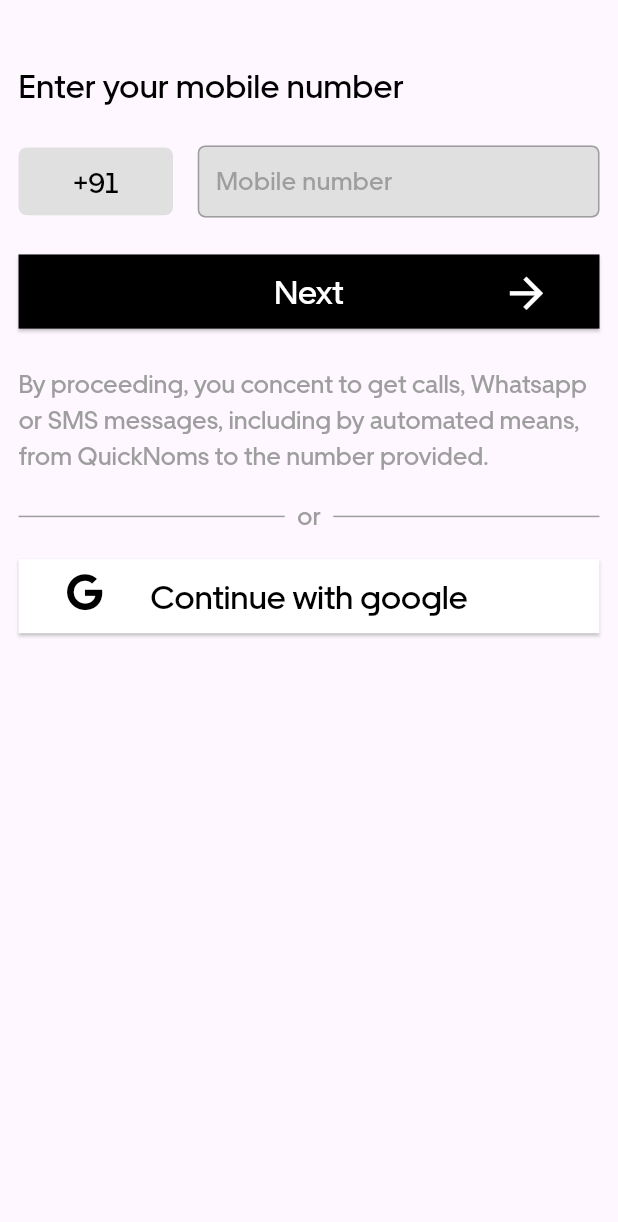
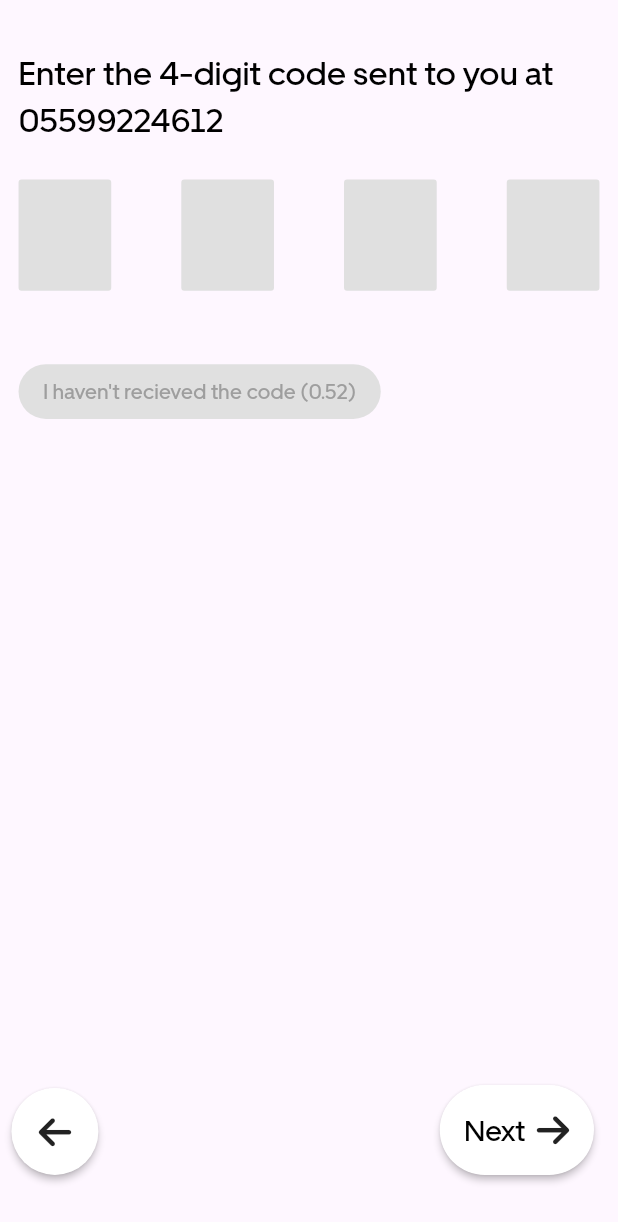
Before and after one commit to DaylenMcCarron/QuickNoms, a Flutter app: the screen it shows after launch, on a phone screen of 412 x 824 dp. Shown: the top 1222 px of the screen. Run offline on Flutter 3.47's test engine with Material 3 defaults, Android fonts, the phone set to English and light mode, and no system bars; drawn by our look-alikes of pin_code_fields; our stand-ins replace country_picker, font_awesome_flutter, sizer.

Commit message:
add: OTP Screen

```diff
--- a/lib/main.dart
+++ b/lib/main.dart
@@ -1,5 +1,6 @@
 import 'package:flutter/material.dart';
 import 'package:quicknoms/view/authScreens/mobileLoginScreen.dart';
+import 'package:quicknoms/view/authScreens/otpScreen.dart';
 import 'package:sizer/sizer.dart';
 
 void main() {
@@ -17,7 +18,7 @@
           debugShowCheckedModeBanner: false,
           title: 'Flutter Demo',
           theme: ThemeData(),
-          home: MobileLoginScreen());
+          home: OTPScreen());
     });
   }
 }
--- a/lib/view/authScreens/mobileLoginScreen.dart
+++ b/lib/view/authScreens/mobileLoginScreen.dart
@@ -53,11 +53,13 @@
                   },
                   child: Container(
                     height: 5.5.h,
-                    width: 25.w,
+                    width: 20.w,
                     alignment: Alignment.center,
                     decoration: BoxDecoration(
-                        borderRadius: BorderRadius.circular(4.sp),
-                        color: greyShade3),
+                      borderRadius: BorderRadius.circular(4.sp),
+                      //color: greyShade3,
+                      border: Border.all(color: grey),
+                    ),
                     child: Text(
                       selectedCountry,
                       style: AppTextStyles.body14,
@@ -65,7 +67,7 @@
                   ),
                 ),
                 SizedBox(
-                  width: 65.w,
+                  width: 72.w,
                   child: TextField(
                     controller: mobileController,
                     cursorColor: black,
@@ -76,8 +78,8 @@
                             EdgeInsets.symmetric(vertical: 0, horizontal: 2.w),
                         hintText: 'Mobile number',
                         hintStyle: AppTextStyles.textFieldHintTextStyle,
-                        filled: true,
-                        fillColor: greyShade3,
+                        // filled: true,
+                        // fillColor: greyShade3,
                         border: OutlineInputBorder(
                           borderRadius: BorderRadius.circular(5),
                           borderSide: BorderSide(color: grey),
--- /dev/null
+++ b/lib/view/authScreens/otpScreen.dart
@@ -0,0 +1,157 @@
+import 'dart:async';
+
+import 'package:flutter/cupertino.dart';
+import 'package:flutter/material.dart';
+import 'package:flutter/widgets.dart';
+import 'package:font_awesome_flutter/font_awesome_flutter.dart';
+import 'package:pin_code_fields/pin_code_fields.dart';
+import 'package:quicknoms/utils/colors.dart';
+import 'package:quicknoms/utils/textStyles.dart';
+import 'package:sizer/sizer.dart';
+
+class OTPScreen extends StatefulWidget {
+  const OTPScreen({super.key});
+
+  @override
+  State<OTPScreen> createState() => _OTPScreenState();
+}
+
+class _OTPScreenState extends State<OTPScreen> {
+  TextEditingController otpController = TextEditingController();
+  StreamController<ErrorAnimationType> errorController =
+      StreamController<ErrorAnimationType>();
+  int resendOTPCounter = 60;
+
+  decreaseOTPCounter() async {
+    if (resendOTPCounter > 0) {
+      setState(() {
+        resendOTPCounter -= 1;
+      });
+      await Future.delayed(const Duration(seconds: 1), () {
+        decreaseOTPCounter();
+      });
+    }
+  }
+
+  @override
+  void initState() {
+    super.initState();
+    WidgetsBinding.instance.addPostFrameCallback(
+      (_) {
+        decreaseOTPCounter();
+      },
+    );
+  }
+
+  @override
+  Widget build(BuildContext context) {
+    return Scaffold(
+      floatingActionButton: Stack(
+        children: [
+          Positioned(
+            left: 5.w,
+            bottom: 3.h,
+            child: ElevatedButton(
+                onPressed: () {},
+                style: ElevatedButton.styleFrom(
+                    shape: CircleBorder(),
+                    padding: EdgeInsets.all(2.h),
+                    backgroundColor: white,
+                    elevation: 2),
+                child: FaIcon(
+                  FontAwesomeIcons.arrowLeft,
+                  size: 3.h,
+                  color: Colors.black87,
+                )),
+          ),
+          Positioned(
+              right: 0.w,
+              bottom: 3.h,
+              child: ElevatedButton(
+                onPressed: () {},
+                style: ElevatedButton.styleFrom(
+                    padding: EdgeInsets.all(2.h),
+                    backgroundColor: white,
+                    elevation: 2),
+                child: Row(children: [
+                  Text(
+                    'Next  ',
+                    style: AppTextStyles.body14,
+                  ),
+                  FaIcon(
+                    FontAwesomeIcons.arrowRight,
+                    size: 3.h,
+                    color: Colors.black87,
+                  ),
+                ]),
+              )),
+        ],
+      ),
+      body: ListView(
+        padding: EdgeInsets.symmetric(horizontal: 3.w, vertical: 2.h),
+        children: [
+          SizedBox(
+            height: 2.h,
+          ),
+          Text(
+            'Enter the 4-digit code sent to you at 05599224612',
+            style: AppTextStyles.body16,
+          ),
+          SizedBox(
+            height: 3.h,
+          ),
+          PinCodeTextField(
+            appContext: context,
+            length: 4,
+            obscureText: false,
+            animationType: AnimationType.fade,
+            pinTheme: PinTheme(
+              shape: PinCodeFieldShape.box,
+              borderRadius: BorderRadius.circular(2),
+              fieldHeight: 18.w,
+              fieldWidth: 15.w,
+              activeFillColor: Colors.white,
+              inactiveColor: greyShade3,
+              inactiveFillColor: greyShade3,
+              selectedFillColor: white,
+              selectedColor: black,
+              activeColor: black,
+            ),
+            animationDuration: const Duration(milliseconds: 300),
+            backgroundColor: transparent,
+            enableActiveFill: true,
+            errorAnimationController: errorController,
+            controller: otpController,
+            onCompleted: (v) {},
+            onChanged: (value) {},
+            beforeTextPaste: (text) {
+              print("Allowing to paste $text");
+              //if you return true then it will show the paste confirmation dialog. Otherwise if false, then nothing will happen.
+              //but you can show anything you want here, like your pop up saying wrong paste format or etc
+              return true;
+            },
+          ),
+          SizedBox(
+            height: 4.h,
+          ),
+          Row(
+            children: [
+              Container(
+                padding: EdgeInsets.symmetric(horizontal: 4.w, vertical: 1.h),
+                decoration: BoxDecoration(
+                  borderRadius: BorderRadius.circular(50.sp),
+                  color: greyShade3,
+                ),
+                child: Text(
+                  'I haven\'t recieved the code (0.${resendOTPCounter})',
+                  style: AppTextStyles.small10
+                      .copyWith(color: resendOTPCounter <= 0 ? black : grey),
+                ),
+              ),
+            ],
+          ),
+        ],
+      ),
+    );
+  }
+}
--- a/pubspec.yaml
+++ b/pubspec.yaml
@@ -38,6 +38,7 @@
   sizer: ^2.0.15
   country_picker: ^2.0.25
   font_awesome_flutter: ^10.7.0
+  pin_code_fields: ^8.0.1
 
 dev_dependencies:
   flutter_test:
```
Also changed, not shown: pubspec.lock.
